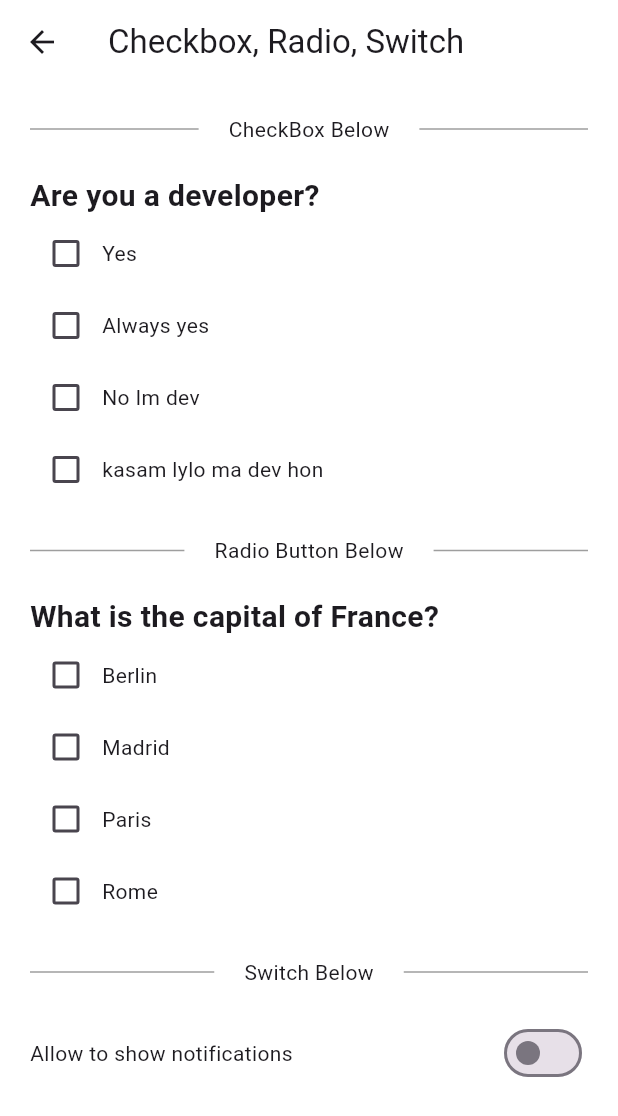
After one commit to MustafaRazaUllah/flutter-course-sep-24, a Flutter app: the HomeView screen opened directly, after a tap on "Check Box, Radio Button and Switch", on a phone screen of 412 x 824 dp. The commit adds this screen. Shown: the top 1116 px of the screen. Run offline on Flutter 3.47's test engine with Material 3 defaults, Android fonts, the light colour scheme and no system bars; our stand-ins replace fluttertoast.

Commit message:
code updated with Check Box, Radio Button and Switch and Toasts and Date Time Picker

```diff
--- /dev/null
+++ b/lib/Modules/Home/View/components Views/checkbox_radio_switch.dart
@@ -0,0 +1,259 @@
+import 'package:flutter/material.dart';
+
+class CheckboxRadioSwitch extends StatefulWidget {
+  const CheckboxRadioSwitch({super.key});
+
+  @override
+  State<CheckboxRadioSwitch> createState() => _CheckboxRadioSwitchState();
+}
+
+class _CheckboxRadioSwitchState extends State<CheckboxRadioSwitch> {
+  bool cheeckBoxValue1 = false;
+  bool cheeckBoxValue2 = false;
+  bool cheeckBoxValue3 = false;
+  bool cheeckBoxValue4 = false;
+
+  RadioEnums selectedRadio = RadioEnums.none;
+
+  bool swtichValue1 = false;
+
+  @override
+  Widget build(BuildContext context) {
+    return Scaffold(
+      backgroundColor: Colors.white,
+      appBar: AppBar(
+        title: const Text("Checkbox, Radio, Switch"),
+        backgroundColor: Colors.white,
+      ),
+      body: SizedBox.expand(
+        child: Padding(
+          padding: const EdgeInsets.symmetric(horizontal: 20),
+          child: SingleChildScrollView(
+            child: Column(
+              crossAxisAlignment: CrossAxisAlignment.start,
+              children: [
+                const SizedBox(height: 20),
+                Row(
+                  children: [
+                    Expanded(
+                      child: Container(
+                        height: 1,
+                        width: double.infinity,
+                        color: Colors.grey,
+                      ),
+                    ),
+                    const Padding(
+                      padding: EdgeInsets.symmetric(horizontal: 20),
+                      child: Text("CheckBox Below"),
+                    ),
+                    Expanded(
+                      child: Container(
+                        height: 1,
+                        width: double.infinity,
+                        color: Colors.grey,
+                      ),
+                    ),
+                  ],
+                ),
+                const SizedBox(height: 20),
+
+                ///
+                ///
+                /// This is Checkbox Section
+                ///
+                ///
+                const Text(
+                  "Are you a developer?",
+                  style: TextStyle(
+                    fontSize: 20,
+                    fontWeight: FontWeight.bold,
+                  ),
+                ),
+                _checkboxTile(
+                  "Yes",
+                  cheeckBoxValue1,
+                  (val) {
+                    setState(() {
+                      cheeckBoxValue1 = val;
+                    });
+                  },
+                ),
+                _checkboxTile(
+                  "Always yes",
+                  cheeckBoxValue2,
+                  (val) {
+                    setState(() {
+                      cheeckBoxValue2 = val;
+                    });
+                  },
+                ),
+                _checkboxTile(
+                  "No Im dev",
+                  cheeckBoxValue3,
+                  (val) {
+                    setState(() {
+                      cheeckBoxValue3 = val;
+                    });
+                  },
+                ),
+                _checkboxTile(
+                  "kasam lylo ma dev hon",
+                  cheeckBoxValue4,
+                  (val) {
+                    setState(() {
+                      cheeckBoxValue4 = val;
+                    });
+                  },
+                ),
+
+                const SizedBox(height: 20),
+                Row(
+                  children: [
+                    Expanded(
+                      child: Container(
+                        height: 1,
+                        width: double.infinity,
+                        color: Colors.grey,
+                      ),
+                    ),
+                    const Padding(
+                      padding: EdgeInsets.symmetric(horizontal: 20),
+                      child: Text("Radio Button Below"),
+                    ),
+                    Expanded(
+                      child: Container(
+                        height: 1,
+                        width: double.infinity,
+                        color: Colors.grey,
+                      ),
+                    ),
+                  ],
+                ),
+                const SizedBox(height: 20),
+
+                ///
+                ///
+                /// This is Radio Button
+                ///
+                ///
+
+                const Text(
+                  "What is the capital of France?",
+                  style: TextStyle(
+                    fontSize: 20,
+                    fontWeight: FontWeight.bold,
+                  ),
+                ),
+                _checkboxTile(
+                  "Berlin",
+                  selectedRadio == RadioEnums.Berlin,
+                  (val) {
+                    setState(() {
+                      selectedRadio = RadioEnums.Berlin;
+                    });
+                  },
+                ),
+                _checkboxTile(
+                  "Madrid",
+                  selectedRadio == RadioEnums.Madrid,
+                  (val) {
+                    setState(() {
+                      selectedRadio = RadioEnums.Madrid;
+                    });
+                  },
+                ),
+                _checkboxTile(
+                  "Paris",
+                  selectedRadio == RadioEnums.Paris,
+                  (val) {
+                    setState(() {
+                      selectedRadio = RadioEnums.Paris;
+                    });
+                  },
+                ),
+                _checkboxTile(
+                  "Rome",
+                  selectedRadio == RadioEnums.Rome,
+                  (val) {
+                    setState(() {
+                      selectedRadio = RadioEnums.Rome;
+                    });
+                  },
+                ),
+
+                ///
+                ///
+                /// This is Switch Section
+                ///
+                ///
+                const SizedBox(height: 20),
+                Row(
+                  children: [
+                    Expanded(
+                      child: Container(
+                        height: 1,
+                        width: double.infinity,
+                        color: Colors.grey,
+                      ),
+                    ),
+                    const Padding(
+                      padding: EdgeInsets.symmetric(horizontal: 20),
+                      child: Text("Switch Below"),
+                    ),
+                    Expanded(
+                      child: Container(
+                        height: 1,
+                        width: double.infinity,
+                        color: Colors.grey,
+                      ),
+                    ),
+                  ],
+                ),
+                const SizedBox(height: 20),
+                Row(
+                  children: [
+                    const Expanded(child: Text("Allow to show notifications")),
+                    Switch(
+                      value: swtichValue1,
+                      onChanged: (val) {
+                        setState(() {
+                          swtichValue1 = val;
+                        });
+                      },
+                    ),
+                  ],
+                ),
+              ],
+            ),
+          ),
+        ),
+      ),
+    );
+  }
+
+  Widget _checkboxTile(
+    String title,
+    bool value,
+    Function(bool) onChanged,
+  ) {
+    return Row(
+      children: [
+        Checkbox(
+          value: value,
+          onChanged: (val) {
+            onChanged(val ?? false);
+          },
+        ),
+        Text(title),
+      ],
+    );
+  }
+}
+
+enum RadioEnums {
+  none,
+  Berlin,
+  Madrid,
+  Paris,
+  Rome,
+}
--- a/lib/Modules/Home/View/home.dart
+++ b/lib/Modules/Home/View/home.dart
@@ -1,10 +1,13 @@
 import 'package:flutter/material.dart';
 import 'package:flutter/widgets.dart';
 import 'package:sessiom3flutterproject/Modules/Home/View/components%20Views/alarts_dialogboxs.dart';
+import 'package:sessiom3flutterproject/Modules/Home/View/components%20Views/checkbox_radio_switch.dart';
 import 'package:sessiom3flutterproject/Modules/Home/View/components%20Views/gridview_builder.dart';
 import 'package:sessiom3flutterproject/Modules/Home/View/components%20Views/listview.dart';
 import 'package:sessiom3flutterproject/Modules/Home/View/components%20Views/listview_builder.dart';
 import 'package:sessiom3flutterproject/Modules/Home/View/components%20Views/stack_view.dart';
+
+import 'components Views/toast_datepicker_view.dart';
 
 class HomeView extends StatelessWidget {
   const HomeView({super.key});
@@ -89,6 +92,32 @@ class HomeView extends StatelessWidget {
                 );
               },
             ),
+            _buildCard(
+              title: "Check Box, Radio Button and Switch",
+              color: Colors.blue,
+              textColor: Colors.white,
+              onTap: () {
+                Navigator.push(
+                  context,
+                  MaterialPageRoute(
+                    builder: (context) => const CheckboxRadioSwitch(),
+                  ),
+                );
+              },
+            ),
+            _buildCard(
+              title: "Toasts and Date Time Picker",
+              color: Colors.blueGrey,
+              textColor: Colors.white,
+              onTap: () {
+                Navigator.push(
+                  context,
+                  MaterialPageRoute(
+                    builder: (context) => const ToastDatepickerView(),
+                  ),
+                );
+              },
+            ),
           ],
         ),
         // Column(
@@ -159,7 +188,7 @@ class HomeView extends StatelessWidget {
             textAlign: TextAlign.center,
             style: TextStyle(
               color: textColor,
-              fontSize: 18,
+              fontSize: 16,
               fontWeight: FontWeight.w500,
             ),
           ),
--- a/pubspec.yaml
+++ b/pubspec.yaml
@@ -35,6 +35,7 @@ dependencies:
   # The following adds the Cupertino Icons font to your application.
   # Use with the CupertinoIcons class for iOS style icons.
   cupertino_icons: ^1.0.8
+  fluttertoast: ^8.2.8
 
 dev_dependencies:
   flutter_test:
```
Also changed, not shown: lib/Modules/Home/View/components Views/toast_datepicker_view.dart (added, +98 -0 lines), lib/Utils/customtoast.dart (added, +40 -0 lines), 6 other files.
